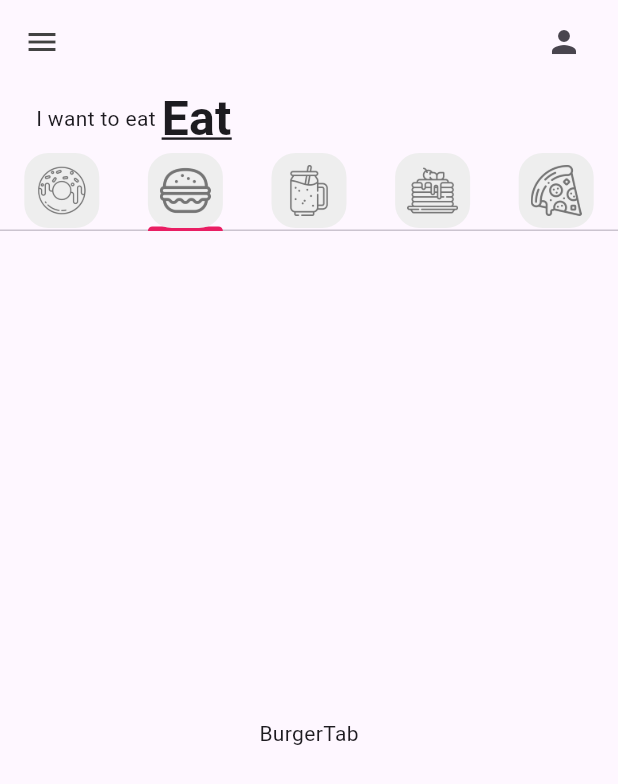
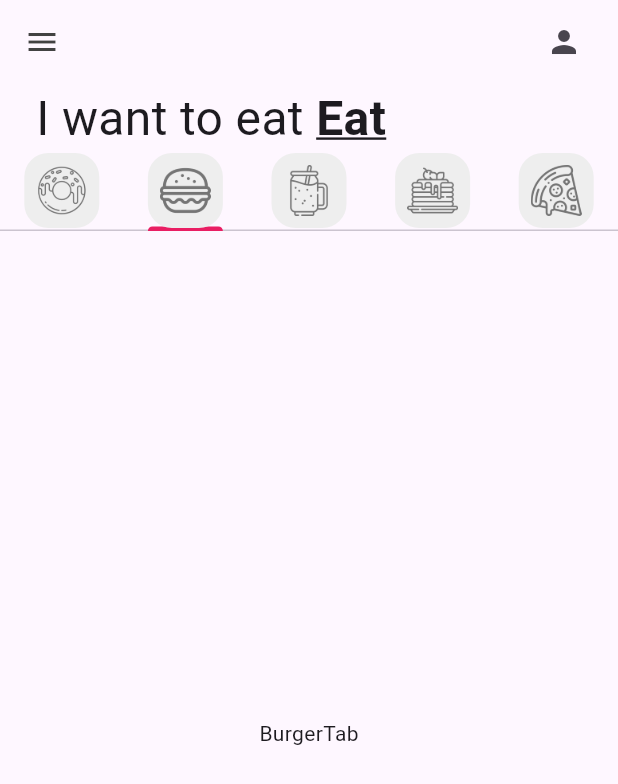
Before and after one commit to Luis0105/dount_app_5sa, a Flutter app: the screen it shows after launch, tab 2 chosen, on a phone screen of 412 x 824 dp. Shown: the top 784 px of the screen. Run offline on Flutter 3.47's test engine with Material 3 defaults, Android fonts, the phone set to English and light mode, and no system bars.

```diff
--- a/lib/pages/home_page.dart
+++ b/lib/pages/home_page.dart
@@ -58,7 +58,10 @@ class _HomePageState extends State<HomePage> {
               padding: EdgeInsets.symmetric(horizontal: 24.0),
               child: Row(
                 children: [
-                  Text("I want to eat "),
+                  Text(
+                    "I want to eat ",
+                    style: TextStyle(fontSize: 32),
+                  ),
                   Text(
                     "Eat",
                     style: TextStyle(
--- a/lib/tabs/donut_tab.dart
+++ b/lib/tabs/donut_tab.dart
@@ -19,7 +19,9 @@ class DonutTab extends StatelessWidget {
         // Prepa 1: Cómo se va a organizar
         gridDelegate: const SliverGridDelegateWithFixedCrossAxisCount(
             // Número de columnas
-            crossAxisCount: 2),
+            crossAxisCount: 2,
+            // Proporción entre ancho y alto
+            childAspectRatio: 1 / 1.10),
         // Cuántos elementos
         itemCount: 4,
         padding: const EdgeInsets.all(12),
```
Also changed, not shown: lib/utils/donut_tile.dart (+29 -2 lines).
